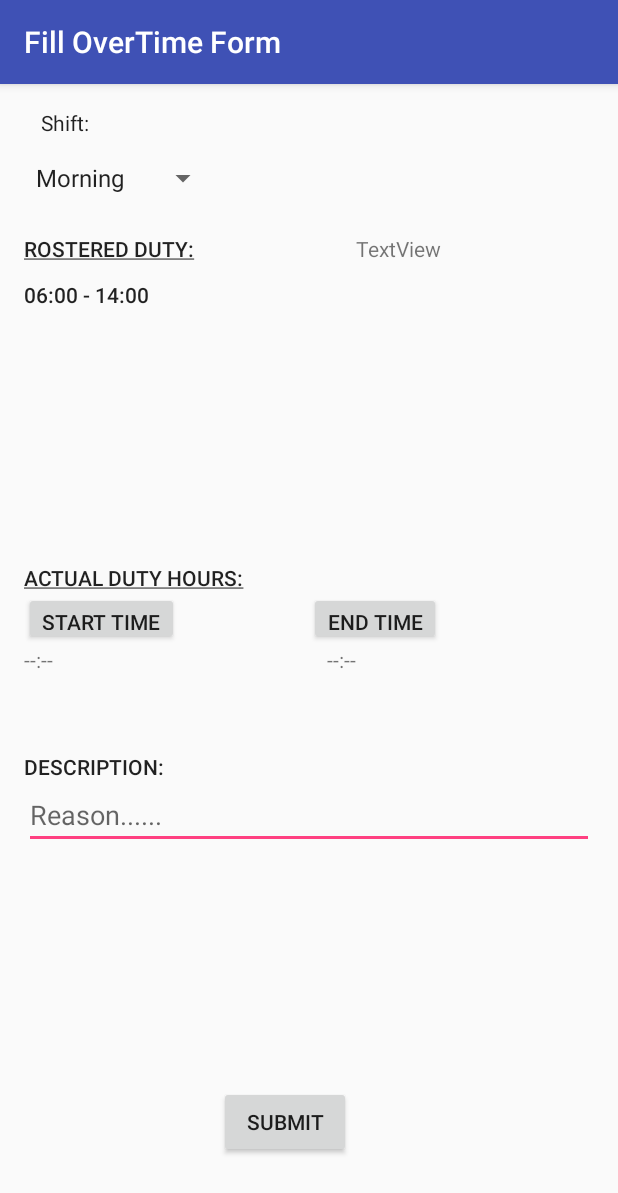
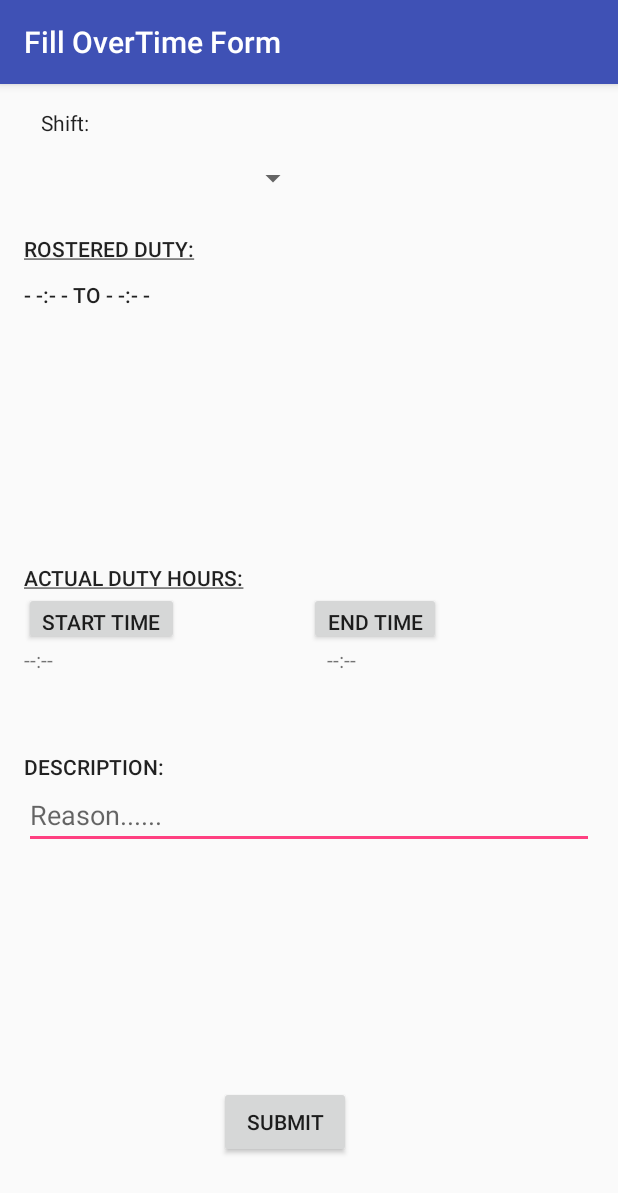
Before and after one commit to ATOMWR/ATOM, an Android app: the OvertimeGridActivity screen opened directly, with no data from a screen before it, after a tap on "02", on a phone screen of 412 x 824 dp. Shown: the top 1193 px of the screen. Run offline under Robolectric (Android 15) with nearby library versions, the phone set to English and light mode, and no system bars; 7 statements that could not run were skipped.

Commit message:
updating already filled form

```diff
--- a/app/src/main/java/com/example/akav/atom/OvertimeGridActivity.java
+++ b/app/src/main/java/com/example/akav/atom/OvertimeGridActivity.java
@@ -37,6 +37,7 @@ public class OvertimeGridActivity extends AppCompatActivity {
     String[] s=new String[14];
     String[] stringdatearray;
     int[] inter_verification_status;
+    String t;
 
 
     JSONObject jo;
@@ -93,14 +94,6 @@ public class OvertimeGridActivity extends AppCompatActivity {
 
 
 
-
-
-
-
-
-
-
-
         Backgroundtask backgroundtask = new Backgroundtask();
         backgroundtask.execute();
 
@@ -111,7 +104,7 @@ public class OvertimeGridActivity extends AppCompatActivity {
         for(int i=0;i<s.length;i++){
             s[i]=" "+(i+1)+" ";
         }*/
-        GridView gridView=(GridView)findViewById(R.id.gridview);
+        final GridView gridView=(GridView)findViewById(R.id.gridview);
         gridView.setAdapter(new TextViewAdapter(this, s,stringdatearray,inter_verification_status));
         gridView.setOnItemClickListener(new AdapterView.OnItemClickListener() {
             @Override
@@ -119,11 +112,17 @@ public class OvertimeGridActivity extends AppCompatActivity {
 
 
                 datestring=parent.getItemAtPosition(position).toString();
-                msg();
+                t=view.getTag().toString();
+
+               // msg();
                Intent gotoOTFormIntent = new Intent(OvertimeGridActivity.this, OvertimeForm.class);
                gotoOTFormIntent.putExtra("userID",userID);
-                gotoOTFormIntent.putExtra("date",datestring);
-               startActivity(gotoOTFormIntent);
+                gotoOTFormIntent.putExtra("currdate",datestring);
+                gotoOTFormIntent.putExtra("tag",t);
+
+                msg();
+
+                startActivity(gotoOTFormIntent);
             }
         });
 
@@ -136,7 +135,7 @@ public class OvertimeGridActivity extends AppCompatActivity {
 
     }
     private void msg(){
-        Toast.makeText(OvertimeGridActivity.this, stringdatearray[0], Toast.LENGTH_SHORT).show();
+        Toast.makeText(OvertimeGridActivity.this, "tag is:"+t, Toast.LENGTH_SHORT).show();
 
     }
 
@@ -237,7 +236,7 @@ public class OvertimeGridActivity extends AppCompatActivity {
 
 
                // ress = jo.getInt("data");
-                msg();
+              //  msg();
                 gridviewcall();
 
 
--- a/app/src/main/res/layout/activity_overtime_form.xml
+++ b/app/src/main/res/layout/activity_overtime_form.xml
@@ -16,7 +16,8 @@
         android:id="@+id/ShiftSpinner"
         android:layout_below="@+id/selectshift"
         android:layout_alignParentStart="true"
-        android:layout_width="130dp" />
+        android:layout_width="130dp"
+        android:layout_alignEnd="@+id/actuallabel" />
 
     <TextView
         android:text="Shift:"
@@ -122,11 +123,12 @@
         android:layout_marginBottom="36dp" />
 
     <TextView
-        android:text="TextView"
         android:layout_width="wrap_content"
         android:layout_height="wrap_content"
-        android:layout_above="@+id/rostertext"
-        android:layout_toEndOf="@+id/endtime"
-        android:id="@+id/tv" />
+        android:id="@+id/shifttext"
+        android:layout_above="@+id/roasterlabel"
+        android:layout_alignParentStart="true"
+        android:layout_alignTop="@+id/ShiftSpinner"
+        android:layout_alignEnd="@+id/roasterlabel" />
 
 </RelativeLayout>
--- a/app/src/main/res/values/strings.xml
+++ b/app/src/main/res/values/strings.xml
@@ -26,6 +26,7 @@
 
     </string-array>
     <string-array name="shift_array">
+        <item> </item>
         <item>Morning </item>
         <item>Evening</item>
         <item>Night</item>
```
Also changed, not shown: app/src/main/java/com/example/akav/atom/OvertimeForm.java (+187 -7 lines), app/src/main/java/com/example/akav/atom/TextViewAdapter.java (+10 -3 lines).
